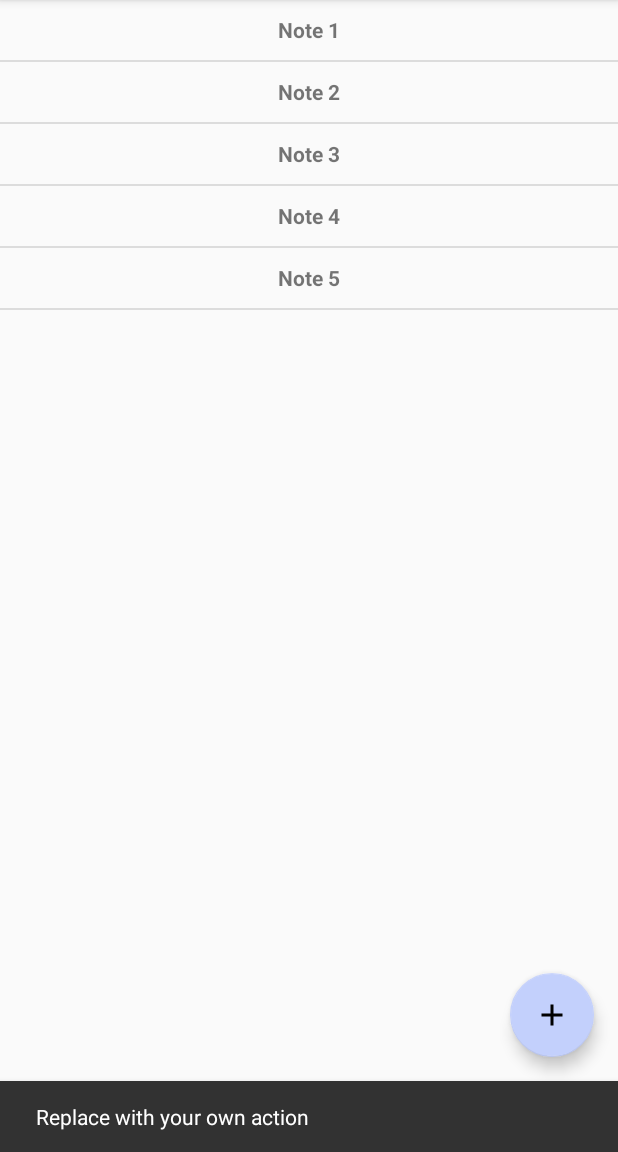
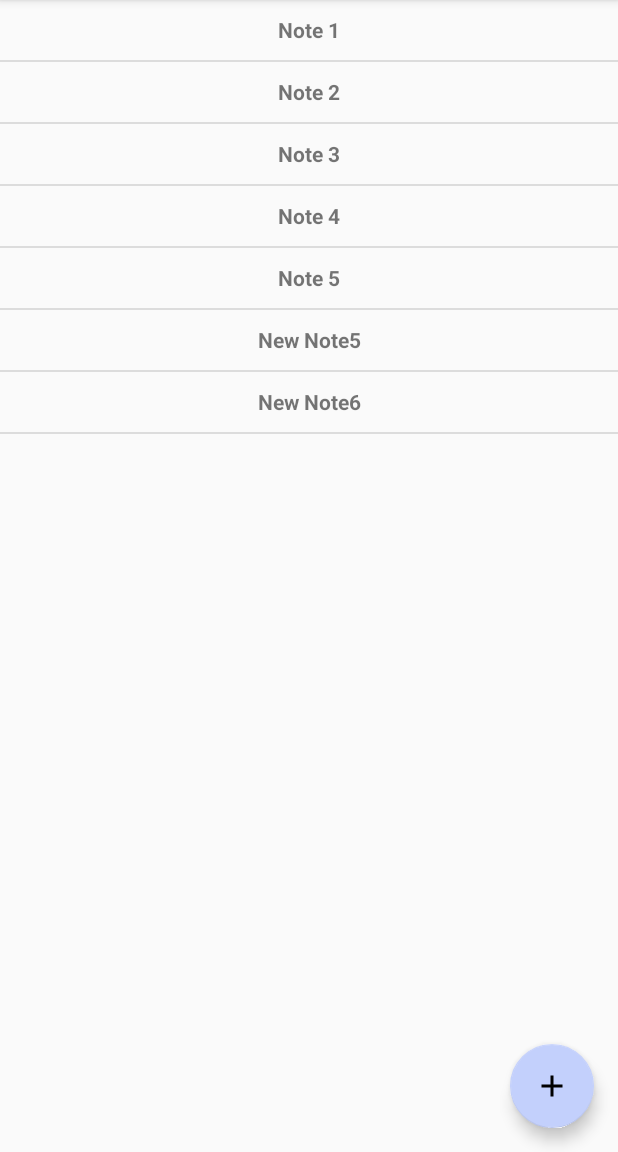
Before and after one commit to Golgoroth22/GeekBrains_Android2, an Android app: the screen it shows after launch (ListActivity), after a tap on an icon or button, on a phone screen of 412 x 824 dp, the part 84-1236 px from its top. Run offline under Robolectric (Android 15) with nearby library versions, the phone set to English and light mode, and no system bars; 1 other tap on this screen came first.

Commit message:
Realize add operation

```diff
--- a/A2_L1/app/src/main/java/com/falin/valentin/a2_l1/ListActivity.java
+++ b/A2_L1/app/src/main/java/com/falin/valentin/a2_l1/ListActivity.java
@@ -29,8 +29,7 @@ public class ListActivity extends AppCompatActivity
         fab.setOnClickListener(new View.OnClickListener() {
             @Override
             public void onClick(View view) {
-                Snackbar.make(view, "Replace with your own action", Snackbar.LENGTH_LONG)
-                        .setAction("Action", null).show();
+                adapter.addElement();
             }
         });
 
@@ -82,6 +81,10 @@ public class ListActivity extends AppCompatActivity
                 adapter.deleteAll();
                 return true;
             }
+            case R.id.action_add: {
+                adapter.addElement();
+                return true;
+            }
             default: {
                 return false;
             }
--- a/A2_L1/app/src/main/java/com/falin/valentin/a2_l1/MyListViewAdapter.java
+++ b/A2_L1/app/src/main/java/com/falin/valentin/a2_l1/MyListViewAdapter.java
@@ -38,6 +38,11 @@ public class MyListViewAdapter extends BaseAdapter {
         return i;
     }
 
+    public void addElement() {
+        FakeDB.getDb().add(new Note("New Note" + FakeDB.getDb().size(), "New Note Text" + FakeDB.getDb().size()));
+        notifyDataSetChanged();
+    }
+
     public void deleteAll() {
         FakeDB.getDb().clear();
         notifyDataSetChanged();
```
